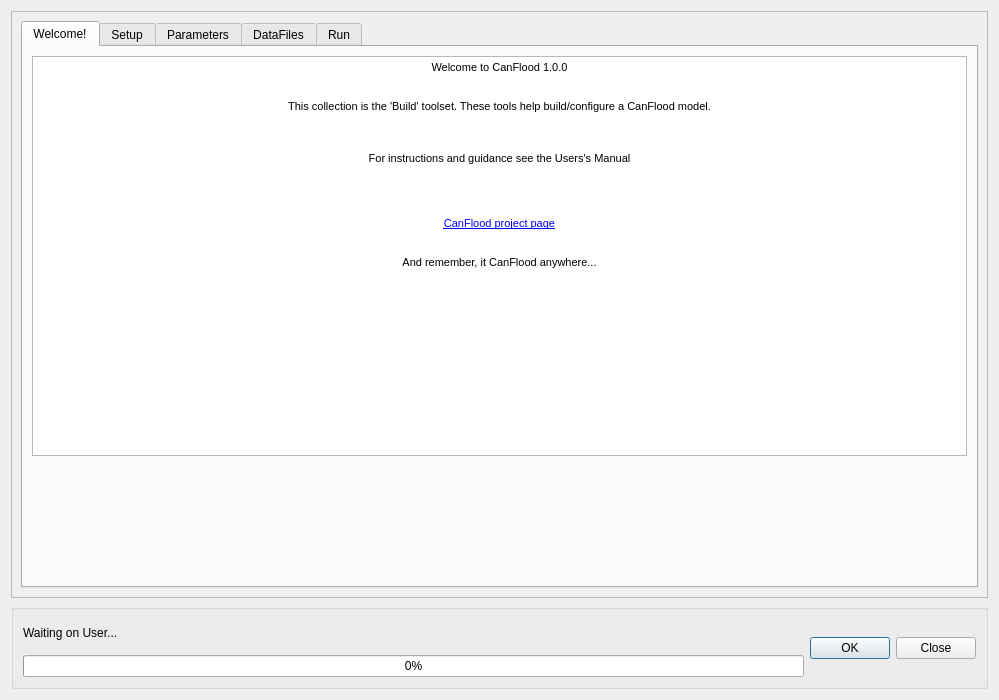
Qt form canflood/sensi/sensi.ui (NRCan/CanFlood) before a commit.
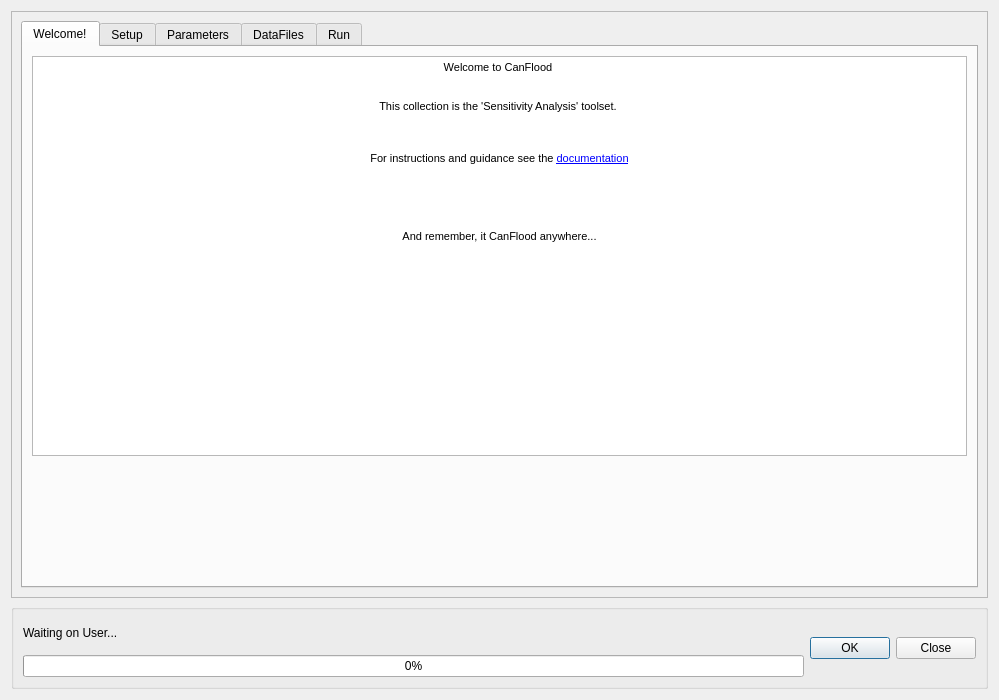
The same form after that commit. The open tabs and pages were chosen to show the change. Icons and pictures are not drawn.

Diff of the .ui file:
```diff
--- a/canflood/sensi/sensi.ui
+++ b/canflood/sensi/sensi.ui
@@ -142,20 +142,18 @@
 &lt;html&gt;&lt;head&gt;&lt;meta name=&quot;qrichtext&quot; content=&quot;1&quot; /&gt;&lt;style type=&quot;text/css&quot;&gt;
 p, li { white-space: pre-wrap; }
 &lt;/style&gt;&lt;/head&gt;&lt;body style=&quot; font-family:'MS Shell Dlg 2'; font-size:7.8pt; font-weight:400; font-style:normal;&quot;&gt;
-&lt;p align=&quot;center&quot; style=&quot; margin-top:0px; margin-bottom:0px; margin-left:0px; margin-right:0px; -qt-block-indent:0; text-indent:0px;&quot;&gt;&lt;span style=&quot; font-size:8pt;&quot;&gt;Welcome to CanFlood 1.0.0&lt;/span&gt;&lt;/p&gt;
+&lt;p align=&quot;center&quot; style=&quot; margin-top:0px; margin-bottom:0px; margin-left:0px; margin-right:0px; -qt-block-indent:0; text-indent:0px;&quot;&gt;&lt;span style=&quot; font-size:8pt;&quot;&gt;Welcome to CanFlood &lt;/span&gt;&lt;/p&gt;
 &lt;p align=&quot;center&quot; style=&quot; margin-top:0px; margin-bottom:0px; margin-left:0px; margin-right:0px; -qt-block-indent:0; text-indent:0px;&quot;&gt;&lt;img src=&quot;:/plugins/canflood_inprep/icons/logo_20210419_100x66.png&quot; /&gt;&lt;/p&gt;
 &lt;p align=&quot;center&quot; style=&quot;-qt-paragraph-type:empty; margin-top:0px; margin-bottom:0px; margin-left:0px; margin-right:0px; -qt-block-indent:0; text-indent:0px; font-size:8pt;&quot;&gt;&lt;br /&gt;&lt;/p&gt;
-&lt;p align=&quot;center&quot; style=&quot; margin-top:0px; margin-bottom:0px; margin-left:0px; margin-right:0px; -qt-block-indent:0; text-indent:0px;&quot;&gt;&lt;span style=&quot; font-size:8pt;&quot;&gt;This collection is the 'Build' toolset. These tools help build/configure a CanFlood model.&lt;/span&gt;&lt;/p&gt;
+&lt;p align=&quot;center&quot; style=&quot; margin-top:0px; margin-bottom:0px; margin-left:0px; margin-right:0px; -qt-block-indent:0; text-indent:0px;&quot;&gt;&lt;span style=&quot; font-size:8pt;&quot;&gt;This collection is the 'Sensitivity Analysis' toolset. &lt;/span&gt;&lt;/p&gt;
 &lt;p align=&quot;center&quot; style=&quot;-qt-paragraph-type:empty; margin-top:0px; margin-bottom:0px; margin-left:0px; margin-right:0px; -qt-block-indent:0; text-indent:0px; font-size:8pt;&quot;&gt;&lt;br /&gt;&lt;/p&gt;
 &lt;p align=&quot;center&quot; style=&quot;-qt-paragraph-type:empty; margin-top:0px; margin-bottom:0px; margin-left:0px; margin-right:0px; -qt-block-indent:0; text-indent:0px; font-size:8pt;&quot;&gt;&lt;br /&gt;&lt;/p&gt;
 &lt;p align=&quot;center&quot; style=&quot;-qt-paragraph-type:empty; margin-top:0px; margin-bottom:0px; margin-left:0px; margin-right:0px; -qt-block-indent:0; text-indent:0px; font-size:8pt;&quot;&gt;&lt;br /&gt;&lt;/p&gt;
-&lt;p align=&quot;center&quot; style=&quot; margin-top:0px; margin-bottom:0px; margin-left:0px; margin-right:0px; -qt-block-indent:0; text-indent:0px;&quot;&gt;&lt;span style=&quot; font-size:8.25pt;&quot;&gt;For instructions and guidance see the Users's Manual&lt;/span&gt;&lt;/p&gt;
+&lt;p align=&quot;center&quot; style=&quot; margin-top:0px; margin-bottom:0px; margin-left:0px; margin-right:0px; -qt-block-indent:0; text-indent:0px;&quot;&gt;&lt;span style=&quot; font-size:8.25pt;&quot;&gt;For instructions and guidance see the &lt;/span&gt;&lt;a href=&quot;https://canflood.readthedocs.io/en/latest/&quot;&gt;&lt;span style=&quot; font-size:8pt; text-decoration: underline; color:#0000ff;&quot;&gt;documentation&lt;/span&gt;&lt;/a&gt;&lt;/p&gt;
 &lt;p align=&quot;center&quot; style=&quot;-qt-paragraph-type:empty; margin-top:0px; margin-bottom:0px; margin-left:0px; margin-right:0px; -qt-block-indent:0; text-indent:0px; font-size:8pt;&quot;&gt;&lt;br /&gt;&lt;/p&gt;
 &lt;p align=&quot;center&quot; style=&quot;-qt-paragraph-type:empty; margin-top:0px; margin-bottom:0px; margin-left:0px; margin-right:0px; -qt-block-indent:0; text-indent:0px; font-size:8.25pt;&quot;&gt;&lt;br /&gt;&lt;/p&gt;
 &lt;p align=&quot;center&quot; style=&quot;-qt-paragraph-type:empty; margin-top:0px; margin-bottom:0px; margin-left:0px; margin-right:0px; -qt-block-indent:0; text-indent:0px; font-size:8pt;&quot;&gt;&lt;br /&gt;&lt;/p&gt;
-&lt;p align=&quot;center&quot; style=&quot;-qt-paragraph-type:empty; margin-top:0px; margin-bottom:0px; margin-left:0px; margin-right:0px; -qt-block-indent:0; text-indent:0px; font-size:8pt;&quot;&gt;&lt;br /&gt;&lt;/p&gt;
-&lt;p align=&quot;center&quot; style=&quot; margin-top:0px; margin-bottom:0px; margin-left:0px; margin-right:0px; -qt-block-indent:0; text-indent:0px;&quot;&gt;&lt;a href=&quot;https://github.com/IBIGroupCanWest/CanFlood&quot;&gt;&lt;span style=&quot; font-size:8pt; text-decoration: underline; color:#0000ff;&quot;&gt;CanFlood project page&lt;/span&gt;&lt;/a&gt;&lt;/p&gt;
-&lt;p style=&quot;-qt-paragraph-type:empty; margin-top:0px; margin-bottom:0px; margin-left:0px; margin-right:0px; -qt-block-indent:0; text-indent:0px; font-size:8pt; text-decoration: underline; color:#0000ff;&quot;&gt;&lt;br /&gt;&lt;/p&gt;
+&lt;p style=&quot;-qt-paragraph-type:empty; margin-top:0px; margin-bottom:0px; margin-left:0px; margin-right:0px; -qt-block-indent:0; text-indent:0px; font-size:8pt;&quot;&gt;&lt;br /&gt;&lt;/p&gt;
 &lt;p align=&quot;center&quot; style=&quot;-qt-paragraph-type:empty; margin-top:0px; margin-bottom:0px; margin-left:0px; margin-right:0px; -qt-block-indent:0; text-indent:0px; font-size:8pt;&quot;&gt;&lt;br /&gt;&lt;/p&gt;
 &lt;p align=&quot;center&quot; style=&quot; margin-top:0px; margin-bottom:0px; margin-left:0px; margin-right:0px; -qt-block-indent:0; text-indent:0px;&quot;&gt;&lt;span style=&quot; font-size:8pt;&quot;&gt;And remember, it CanFlood anywhere...&lt;/span&gt;&lt;/p&gt;
 &lt;p align=&quot;center&quot; style=&quot;-qt-paragraph-type:empty; margin-top:0px; margin-bottom:0px; margin-left:0px; margin-right:0px; -qt-block-indent:0; text-indent:0px; font-size:8pt;&quot;&gt;&lt;br /&gt;&lt;/p&gt;
```
Left out of the diff: 9 changed lines with no effect on the pictures.
